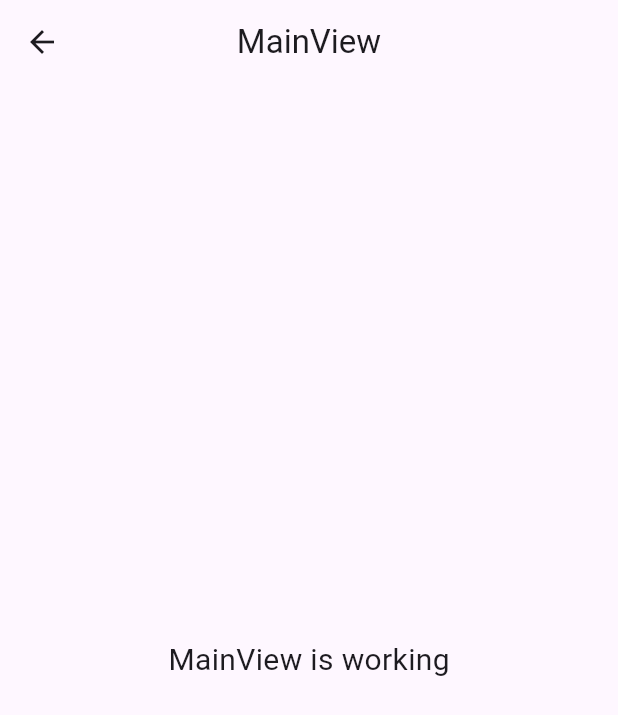
After one commit to Informatika-C/Tvent-Mobile, a Flutter app: the MainView screen opened by its route, on a phone screen of 412 x 824 dp. The commit adds this screen. Shown: the top 715 px of the screen. Run offline on Flutter 3.47's test engine with Material 3 defaults, Android fonts, the phone set to English and light mode, and no system bars; our stand-ins replace get.

Commit message:
add main page

```diff
--- /dev/null
+++ b/lib/app/modules/main/views/main_view.dart
@@ -0,0 +1,24 @@
+import 'package:flutter/material.dart';
+
+import 'package:get/get.dart';
+
+import '../controllers/main_controller.dart';
+
+class MainView extends GetView<MainController> {
+  const MainView({Key? key}) : super(key: key);
+  @override
+  Widget build(BuildContext context) {
+    return Scaffold(
+      appBar: AppBar(
+        title: const Text('MainView'),
+        centerTitle: true,
+      ),
+      body: const Center(
+        child: Text(
+          'MainView is working',
+          style: TextStyle(fontSize: 20),
+        ),
+      ),
+    );
+  }
+}
--- a/lib/app/routes/app_pages.dart
+++ b/lib/app/routes/app_pages.dart
@@ -8,6 +8,8 @@ import '../modules/home/bindings/home_binding.dart';
 import '../modules/home/views/home_view.dart';
 import '../modules/lomba/bindings/lomba_binding.dart';
 import '../modules/lomba/views/lomba_view.dart';
+import '../modules/main/bindings/main_binding.dart';
+import '../modules/main/views/main_view.dart';
 import '../modules/profile/bindings/profile_binding.dart';
 import '../modules/profile/views/profile_view.dart';
 
@@ -44,5 +46,10 @@ class AppPages {
       page: () => const AuthView(),
       binding: AuthBinding(),
     ),
+    GetPage(
+      name: _Paths.MAIN,
+      page: () => const MainView(),
+      binding: MainBinding(),
+    ),
   ];
 }
--- a/lib/app/routes/app_routes.dart
+++ b/lib/app/routes/app_routes.dart
@@ -8,6 +8,7 @@ abstract class Routes {
   static const PROFILE = _Paths.PROFILE;
   static const LOMBA = _Paths.LOMBA;
   static const AUTH = _Paths.AUTH;
+  static const MAIN = _Paths.MAIN;
 }
 
 abstract class _Paths {
@@ -17,4 +18,5 @@ abstract class _Paths {
   static const PROFILE = '/profile';
   static const LOMBA = '/lomba';
   static const AUTH = '/auth';
+  static const MAIN = '/main';
 }
```
Also changed, not shown: lib/app/modules/main/bindings/main_binding.dart (added, +12 -0 lines), lib/app/modules/main/controllers/main_controller.dart (added, +23 -0 lines).
